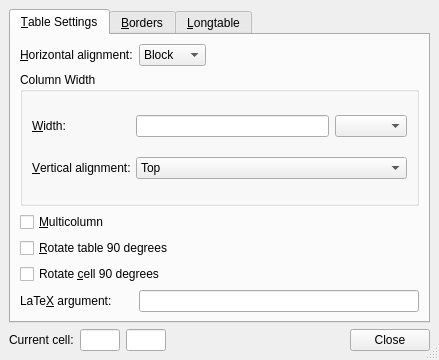
Above: src/frontends/qt4/ui/QTabularUi.ui from cburschka/lyx before the change. Below: the same form after it.
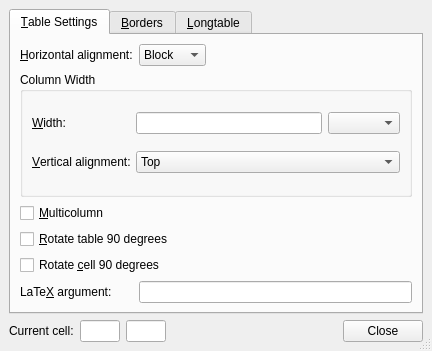
That is the form after the change. The open tabs and pages were chosen to show the change. Custom widgets are drawn as their Qt base class.

Diff of the .ui file:
```diff
--- a/src/frontends/qt4/ui/QTabularUi.ui
+++ b/src/frontends/qt4/ui/QTabularUi.ui
@@ -8,8 +8,8 @@
    <rect>
     <x>0</x>
     <y>0</y>
-    <width>439</width>
-    <height>360</height>
+    <width>432</width>
+    <height>351</height>
    </rect>
   </property>
   <property name="windowTitle" >
```
Left out of the diff: 2 changed lines with no effect on the pictures.
